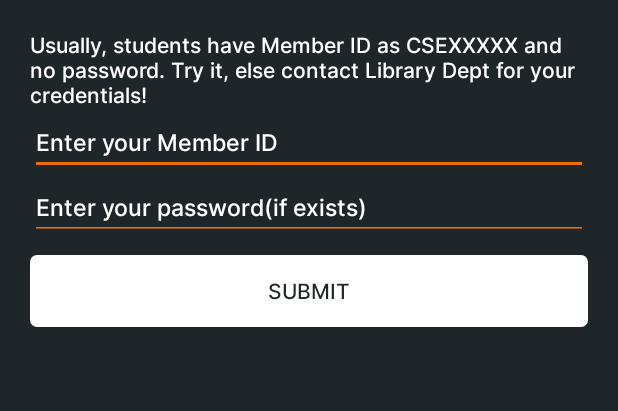
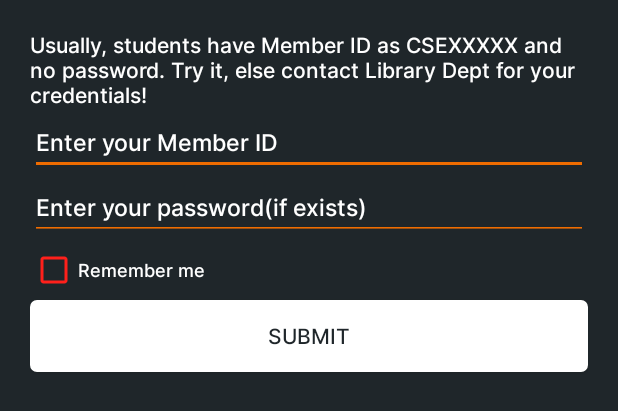
Before and after one commit to amrita-repository/android-app, an Android app: the layout library_patron_dialog.xml on its own in the app's theme, with its tools: preview values and no code run, on a phone screen of 412 x 824 dp. Shown: the top 411 px of the screen. Run offline under Robolectric (Android 15) with nearby library versions, the phone set to English and light mode, and no system bars.

```diff
--- a/app/src/main/res/layout/library_patron_dialog.xml
+++ b/app/src/main/res/layout/library_patron_dialog.xml
@@ -1,50 +1,72 @@
-<?xml version="1.0" encoding="utf-8"?>
-<!--
+<?xml version="1.0" encoding="utf-8"?><!--
   ~ Copyright (c) 2020 RAJKUMAR S
   -->
 
 <LinearLayout xmlns:android="http://schemas.android.com/apk/res/android"
+    xmlns:float="http://schemas.android.com/tools"
     xmlns:tools="http://schemas.android.com/tools"
+    android:layout_width="match_parent"
+    android:layout_height="match_parent"
+    android:background="?attr/colorBackground"
     android:orientation="vertical"
-    android:layout_width="match_parent"
-    android:background="?attr/colorBackground"
-    tools:ignore="HardcodedText"
     android:padding="20dp"
-    android:layout_height="match_parent">
+    tools:ignore="HardcodedText">
+
     <TextView
+        android:layout_width="match_parent"
+        android:layout_height="wrap_content"
+        android:layout_gravity="center_horizontal"
         android:text="Usually, students have Member ID as CSEXXXXX and no password. Try it, else contact Library Dept for your credentials!"
-        android:layout_width="match_parent"
         android:textColor="?attr/primaryTextColor"
-        android:layout_gravity="center_horizontal"
-        android:layout_height="wrap_content"
         tools:ignore="HardcodedText" />
+
     <EditText
         android:id="@+id/id"
+        android:layout_width="match_parent"
+        android:layout_height="wrap_content"
+        android:backgroundTint="@color/color_4"
+        android:hint="Enter your Member ID"
         android:textColor="?attr/primaryTextColor"
         android:textColorHint="?attr/primaryTextColor"
-        android:backgroundTint="@color/color_4"
-        android:layout_width="match_parent"
-        android:hint="Enter your Member ID"
         android:textSize="15sp"
-        android:layout_height="wrap_content"
         tools:ignore="UnusedAttribute" />
+
     <EditText
         android:id="@+id/password"
+        android:layout_width="match_parent"
+        android:layout_height="wrap_content"
+        android:backgroundTint="@color/color_4"
+        android:hint="Enter your password(if exists)"
+        android:inputType="textPassword"
         android:textColor="?attr/primaryTextColor"
-        android:backgroundTint="@color/color_4"
         android:textColorHint="?attr/primaryTextColor"
         android:textSize="15sp"
-        android:inputType="textPassword"
-        android:hint="Enter your password(if exists)"
+        tools:ignore="UnusedAttribute" />
+
+    <RelativeLayout
         android:layout_width="match_parent"
         android:layout_height="wrap_content"
-        tools:ignore="UnusedAttribute" />
+        android:orientation="horizontal">
+
+        <CheckBox
+            android:id="@+id/remember_me"
+            android:layout_width="wrap_content"
+            android:layout_height="20dp"
+            android:layout_marginTop="10dp"
+            android:backgroundTint="?attr/primaryTextColor"
+            android:buttonTint="@color/colorAccent"
+            android:text="Remember me"
+            android:textColor="?attr/primaryTextColor"
+            android:textSize="12sp"
+            float:ignore="HardcodedText,UnusedAttribute" />
+    </RelativeLayout>
+
     <Button
         android:id="@+id/submit"
+        android:layout_width="match_parent"
+        android:layout_height="wrap_content"
         android:layout_marginTop="10dp"
+        android:background="@drawable/button"
         android:text="Submit"
-        android:textColor="?attr/colorBackground"
-        android:background="@drawable/button"
-        android:layout_width="match_parent"
-        android:layout_height="wrap_content"/>
+        android:textColor="?attr/colorBackground" />
 </LinearLayout>
```
Also changed, not shown: app/src/main/java/in/co/rajkumaar/amritarepo/aumsV2/activities/HomeActivity.java (+31 -3 lines), app/src/main/java/in/co/rajkumaar/amritarepo/aumsV2/activities/LoginActivity.java (+27 -8 lines), app/src/main/java/in/co/rajkumaar/amritarepo/opac/OPACAdapter.java (+55 -10 lines).
